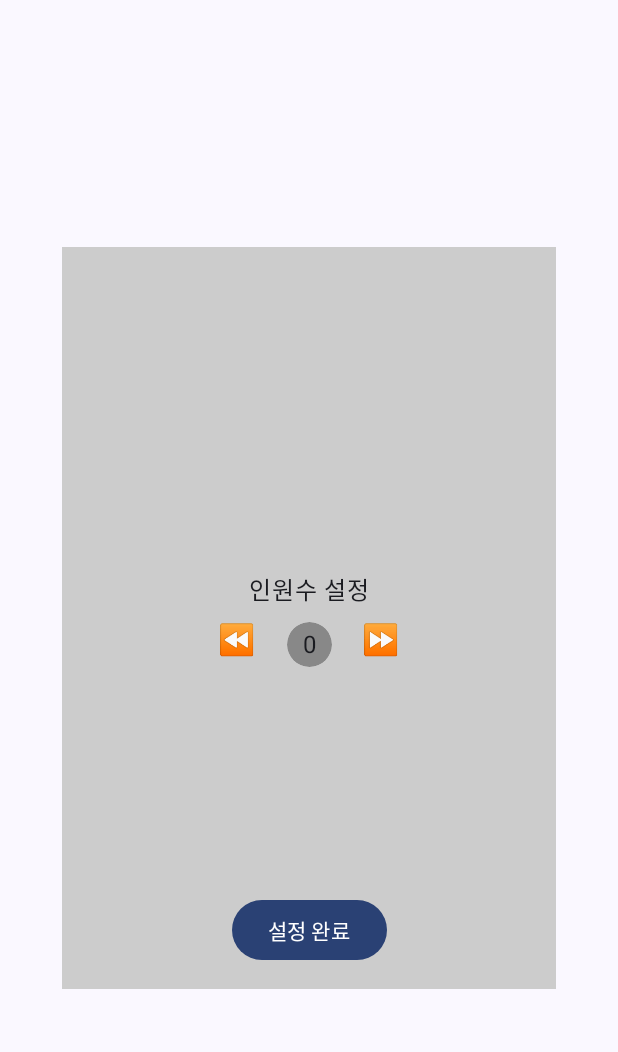
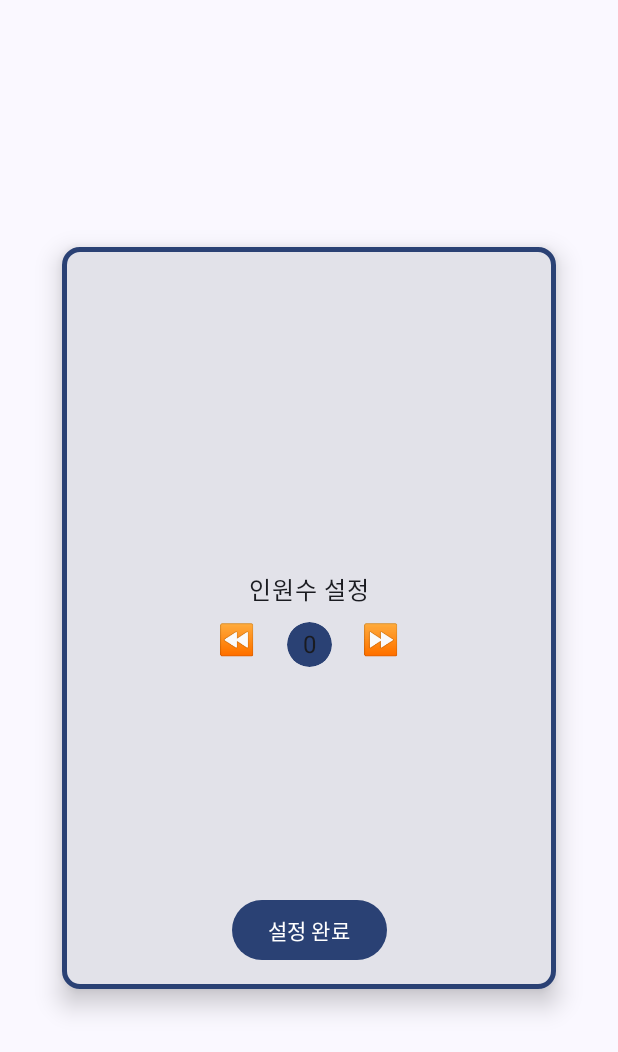
Before and after one commit to madcamp12/madcamp-week1, an Android app built with Jetpack Compose: the composable Tap3Screen shown on its own in the app's theme, on a phone screen of 412 x 824 dp. Shown: the top 1052 px of the screen. Run offline under Robolectric (Android 15) with nearby library versions, the phone set to English and light mode, and no system bars.

Commit message:
[Feat] Color Theme, Tab3 design

```diff
--- a/app/src/main/java/com/example/week1/screens/Tap3Screen.kt
+++ b/app/src/main/java/com/example/week1/screens/Tap3Screen.kt
@@ -1,6 +1,7 @@
 package com.example.week1.screens
 
 import android.graphics.Color
+import androidx.compose.foundation.BorderStroke
 import androidx.compose.foundation.ExperimentalFoundationApi
 import androidx.compose.foundation.Image
 import androidx.compose.foundation.background
@@ -9,6 +10,8 @@ import androidx.compose.foundation.layout.*
 import androidx.compose.foundation.lazy.LazyColumn
 import androidx.compose.foundation.shape.CircleShape
 import androidx.compose.material3.Button
+import androidx.compose.material3.Card
+import androidx.compose.material3.CardDefaults
 import androidx.compose.material3.ExperimentalMaterial3Api
 import androidx.compose.material3.MaterialTheme
 import androidx.compose.material3.OutlinedTextField
@@ -41,10 +44,13 @@ fun Tap3Screen(navController: NavController) {
     Box(modifier = Modifier.fillMaxSize(), contentAlignment = Alignment.Center){
         var content: Int by remember { mutableStateOf(0) }
 
-        Box (modifier = Modifier
+        Card (modifier = Modifier
             .fillMaxWidth(0.8f)
-            .fillMaxHeight(0.6f)
-            .background(color = androidx.compose.ui.graphics.Color.LightGray)){
+            .fillMaxHeight(0.6f),
+            elevation = CardDefaults.cardElevation(defaultElevation = 10.dp),
+            border = BorderStroke(3.dp, MaterialTheme.colorScheme.primary)
+        ){
+            Box(modifier = Modifier.fillMaxSize()){
                 Box(modifier = Modifier
                     .align(Alignment.Center)
                     .fillMaxHeight(0.6f),
@@ -80,6 +86,7 @@ fun Tap3Screen(navController: NavController) {
                     }
                 }
             }
+        }
 
     }
 }
@@ -88,7 +95,7 @@ fun Tap3Screen(navController: NavController) {
 fun checkNumber() {
     var number: Int by remember { mutableStateOf(player_number) }
 
-    Column(modifier = Modifier.background(color = androidx.compose.ui.graphics.Color.LightGray)){
+    Column(){
 
         Row(
             horizontalArrangement = Arrangement.Center,
@@ -121,7 +128,7 @@ fun checkNumber() {
                 modifier = Modifier
                     .clip(CircleShape)
                     .background(
-                        color = androidx.compose.ui.graphics.Color.Gray,
+                        color = MaterialTheme.colorScheme.primary,
                         shape = CircleShape
                     )
                     .width(30.dp)
```
Also changed, not shown: app/src/main/java/com/example/week1/DefaultLayout.kt (+32 -18 lines). Lines whose indentation alone changed are shown as unchanged.
